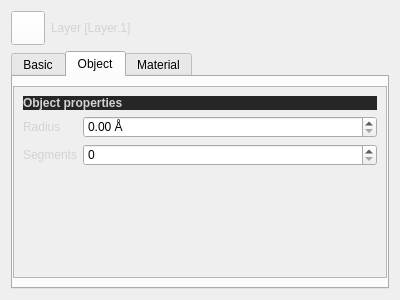
The window that QChromosome/layerattributes.ui (Michalaq/ChromosomeVisualizer) describes before a commit, drawn with Qt 5.
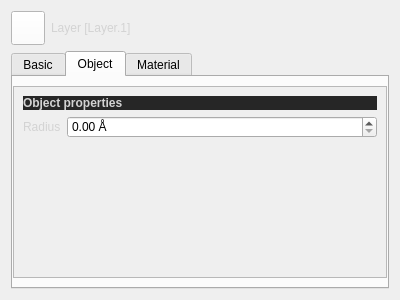
The same window after the commit. The open tabs and pages were chosen to show the change. Icons and pictures are not drawn. Custom widgets are drawn as their Qt base class.

What changed in the file:
```diff
--- a/QChromosome/layerattributes.ui
+++ b/QChromosome/layerattributes.ui
@@ -178,16 +178,6 @@
                </property>
               </widget>
              </item>
-             <item row="1" column="0">
-              <widget class="QLabel" name="label_12">
-               <property name="text">
-                <string>Segments</string>
-               </property>
-              </widget>
-             </item>
-             <item row="1" column="1">
-              <widget class="QSpinBox" name="spinBox_4"/>
-             </item>
              <item row="0" column="1">
               <widget class="QDoubleSpinBox" name="doubleSpinBox">
                <property name="accelerated">
```
Left out of the diff: 2 changed lines with no effect on the pictures.
